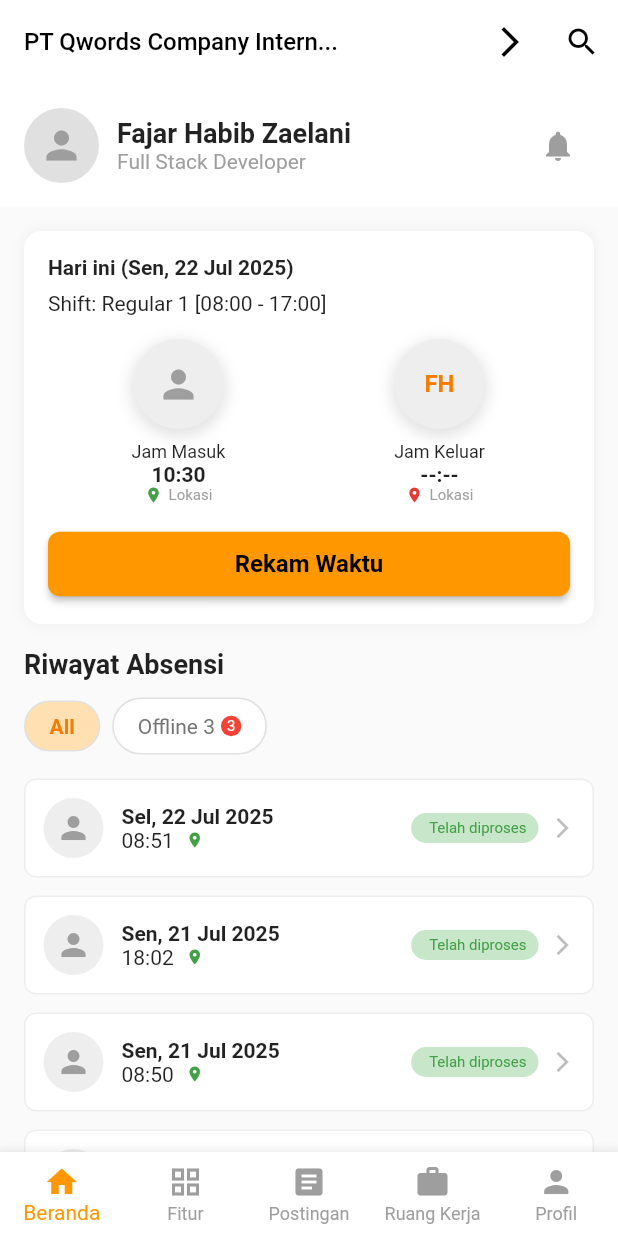
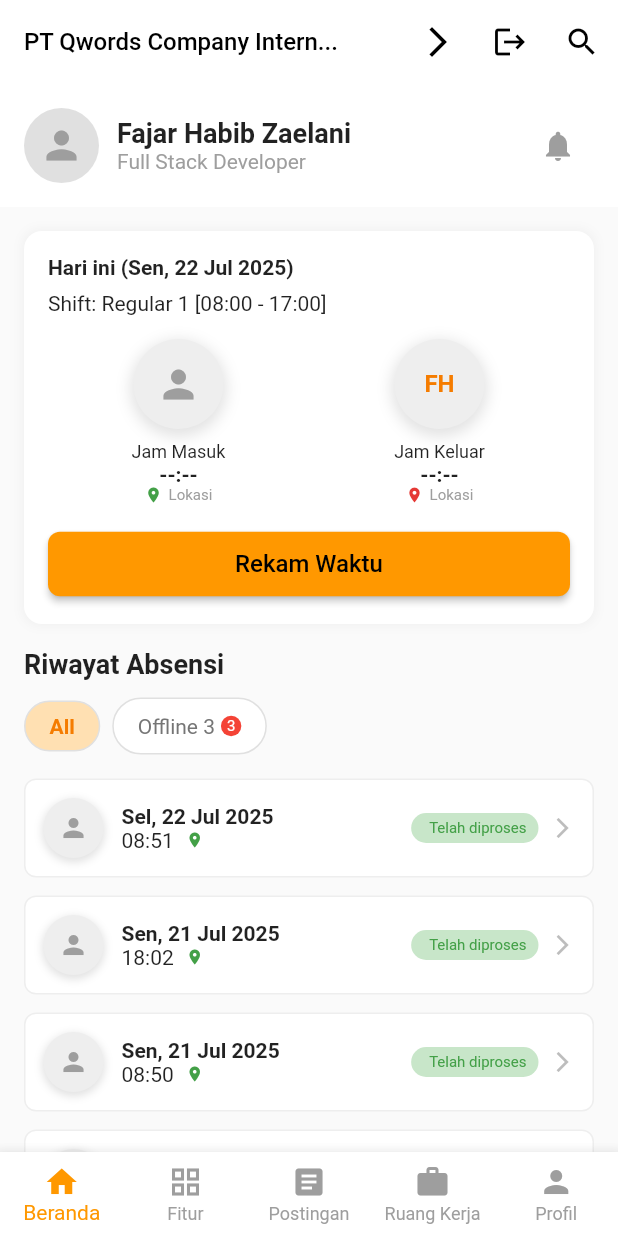
Before and after one commit to fajar551/Employee-Attendance, a Flutter app: the HomeScreen screen opened directly, on a phone screen of 412 x 824 dp. Run offline on Flutter 3.47's test engine with Material 2 defaults, Android fonts, the phone set to English and light mode, and no system bars; our stand-ins replace geocoding, geolocator, image_picker.

Commit message:
feat: add icon for logout to login

```diff
--- a/lib/screens/home_screen.dart
+++ b/lib/screens/home_screen.dart
@@ -33,31 +33,36 @@ class _HomeScreenState extends State<HomeScreen> {
         'date': 'Sel, 22 Jul 2025',
         'time': '08:51',
         'hasLocation': true,
-        'status': 'Telah diproses'
+        'status': 'Telah diproses',
+        'imageFile': null, // Data lama tidak punya foto
       },
       {
         'date': 'Sen, 21 Jul 2025',
         'time': '18:02',
         'hasLocation': true,
-        'status': 'Telah diproses'
+        'status': 'Telah diproses',
+        'imageFile': null,
       },
       {
         'date': 'Sen, 21 Jul 2025',
         'time': '08:50',
         'hasLocation': true,
-        'status': 'Telah diproses'
+        'status': 'Telah diproses',
+        'imageFile': null,
       },
       {
         'date': 'Jul 15, 2025',
         'time': '18:04',
         'hasLocation': false,
-        'status': 'Offline'
+        'status': 'Offline',
+        'imageFile': null,
       },
       {
         'date': 'Jul 14, 2025',
         'time': '10:05',
         'hasLocation': false,
-        'status': 'Offline'
+        'status': 'Offline',
+        'imageFile': null,
       },
     ];
   }
@@ -90,6 +95,7 @@ class _HomeScreenState extends State<HomeScreen> {
       'time': _formatTime(now),
       'hasLocation': true,
       'status': 'Telah diproses',
+      'imageFile': _imageFile, // Tambahkan foto ke data
     };
 
     setState(() {
@@ -193,6 +199,10 @@ class _HomeScreenState extends State<HomeScreen> {
           IconButton(
             icon: const Icon(Icons.arrow_forward_ios, color: Colors.black),
             onPressed: () {},
+          ),
+          IconButton(
+            icon: const Icon(Icons.logout, color: Colors.black),
+            onPressed: () => _showLogoutDialog(),
           ),
           IconButton(
             icon: const Icon(Icons.search, color: Colors.black),
@@ -312,7 +322,9 @@ class _HomeScreenState extends State<HomeScreen> {
                             const Text('Jam Masuk',
                                 style: TextStyle(fontSize: 12)),
                             Text(
-                              _lastAttendanceTime != null && _isTimeIn
+                              _lastAttendanceTime != null &&
+                                      _isTimeIn &&
+                                      _imageFile != null
                                   ? _formatTime(_lastAttendanceTime!)
                                   : '--:--',
                               style:
@@ -376,7 +388,9 @@ class _HomeScreenState extends State<HomeScreen> {
                             const Text('Jam Keluar',
                                 style: TextStyle(fontSize: 12)),
                             Text(
-                              _lastAttendanceTime != null && !_isTimeIn
+                              _lastAttendanceTime != null &&
+                                      !_isTimeIn &&
+                                      _imageFile != null
                                   ? _formatTime(_lastAttendanceTime!)
                                   : '--:--',
                               style:
@@ -416,7 +430,7 @@ class _HomeScreenState extends State<HomeScreen> {
                       child: const Text(
                         'Rekam Waktu',
                         style: TextStyle(
-                            fontSize: 16, fontWeight: FontWeight.bold),
+                            fontSize: 16, fontWeight: FontWeight.w500),
                       ),
                     ),
                   ),
@@ -454,6 +468,7 @@ class _HomeScreenState extends State<HomeScreen> {
                             record['time'],
                             record['hasLocation'],
                             record['status'],
+                            record['imageFile'], // Pass foto ke widget
                           ))
                       .toList(),
                 ],
@@ -504,8 +519,8 @@ class _HomeScreenState extends State<HomeScreen> {
     );
   }
 
-  Widget _buildAttendanceHistoryItem(
-      String date, String time, bool hasLocation, String status) {
+  Widget _buildAttendanceHistoryItem(String date, String time, bool hasLocation,
+      String status, File? imageFile) {
     return Container(
       margin: const EdgeInsets.only(bottom: 12),
       padding: const EdgeInsets.all(12),
@@ -516,10 +531,39 @@ class _HomeScreenState extends State<HomeScreen> {
       ),
       child: Row(
         children: [
-          CircleAvatar(
-            radius: 20,
-            backgroundColor: Colors.grey[200],
-            child: const Icon(Icons.person, color: Colors.grey),
+          // Foto absensi dengan shadow
+          Container(
+            decoration: BoxDecoration(
+              shape: BoxShape.circle,
+              boxShadow: [
+                BoxShadow(
+                  color: Colors.grey.withOpacity(0.3),
+                  spreadRadius: 1,
+                  blurRadius: 4,
+                  offset: const Offset(0, 2),
+                ),
+              ],
+            ),
+            child: CircleAvatar(
+              radius: 20,
+              backgroundColor: Colors.grey[200],
+              child: imageFile != null
+                  ? ClipOval(
+                      child: Container(
+                        decoration: BoxDecoration(
+                          borderRadius: BorderRadius.circular(20),
+                          border: Border.all(color: Colors.white, width: 1),
+                        ),
+                        child: Image.file(
+                          imageFile,
+                          fit: BoxFit.cover,
+                          width: 40,
+                          height: 40,
+                        ),
+                      ),
+                    )
+                  : const Icon(Icons.person, color: Colors.grey, size: 20),
+            ),
           ),
           const SizedBox(width: 12),
           Expanded(
@@ -600,4 +644,59 @@ class _HomeScreenState extends State<HomeScreen> {
       ),
     );
   }
+
+  void _showLogoutDialog() {
+    showDialog(
+      context: context,
+      builder: (BuildContext context) {
+        return AlertDialog(
+          shape: RoundedRectangleBorder(
+            borderRadius: BorderRadius.circular(12),
+          ),
+          title: const Text(
+            'Logout',
+            style: TextStyle(fontWeight: FontWeight.bold),
+          ),
+          content: const Text(
+            'Apakah Anda yakin ingin keluar dari aplikasi?',
+            style: TextStyle(fontSize: 16),
+          ),
+          actions: [
+            TextButton(
+              onPressed: () => Navigator.of(context).pop(),
+              child: const Text(
+                'Batal',
+                style: TextStyle(color: Colors.grey),
+              ),
+            ),
+            ElevatedButton(
+              onPressed: () {
+                Navigator.of(context).pop();
+                _logout();
+              },
+              style: ElevatedButton.styleFrom(
+                backgroundColor: Colors.orange,
+                shape: RoundedRectangleBorder(
+                  borderRadius: BorderRadius.circular(8),
+                ),
+              ),
+              child: const Text(
+                'Logout',
+                style: TextStyle(color: Colors.white),
+              ),
+            ),
+          ],
+        );
+      },
+    );
+  }
+
+  void _logout() {
+    // Navigate back to login screen
+    Navigator.pushNamedAndRemoveUntil(
+      context,
+      '/login',
+      (route) => false,
+    );
+  }
 }
```
